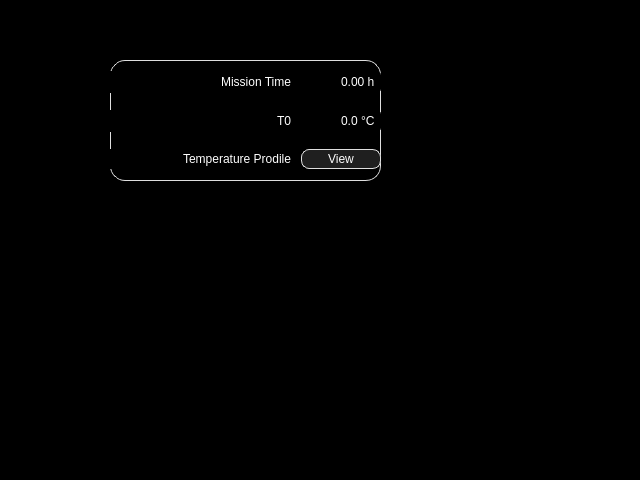
The window that UI/relParWgt.ui (AntonioRIcca/ARStool) describes before a commit, drawn with Qt 5.
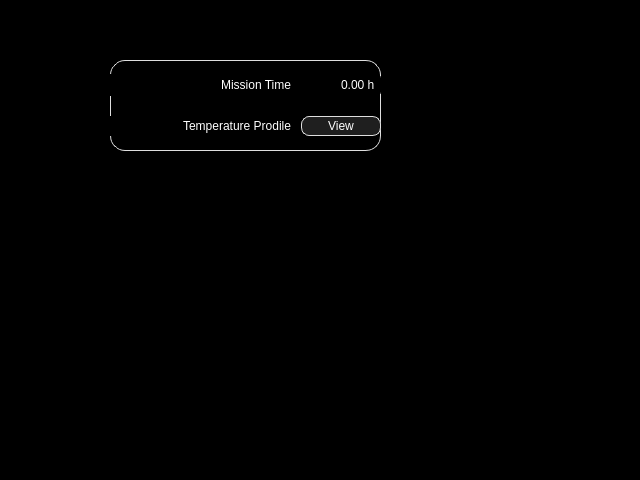
The same window after the commit.

```diff
--- a/UI/relParWgt.ui
+++ b/UI/relParWgt.ui
@@ -22,7 +22,7 @@
      <x>110</x>
      <y>60</y>
      <width>271</width>
-     <height>121</height>
+     <height>91</height>
     </rect>
    </property>
    <property name="styleSheet">
@@ -63,52 +63,7 @@
       </property>
      </widget>
     </item>
-    <item row="1" column="1">
-     <widget class="QDoubleSpinBox" name="T0Dsb">
-      <property name="alignment">
-       <set>Qt::AlignRight|Qt::AlignTrailing|Qt::AlignVCenter</set>
-      </property>
-      <property name="buttonSymbols">
-       <enum>QAbstractSpinBox::NoButtons</enum>
-      </property>
-      <property name="suffix">
-       <string> °C</string>
-      </property>
-      <property name="decimals">
-       <number>1</number>
-      </property>
-      <property name="minimum">
-       <double>-99.900000000000006</double>
-      </property>
-      <property name="maximum">
-       <double>99.900000000000006</double>
-      </property>
-     </widget>
-    </item>
-    <item row="0" column="1">
-     <widget class="QDoubleSpinBox" name="missionTimeDsb">
-      <property name="alignment">
-       <set>Qt::AlignRight|Qt::AlignTrailing|Qt::AlignVCenter</set>
-      </property>
-      <property name="buttonSymbols">
-       <enum>QAbstractSpinBox::NoButtons</enum>
-      </property>
-      <property name="suffix">
-       <string> h</string>
-      </property>
-     </widget>
-    </item>
     <item row="1" column="0">
-     <widget class="QLabel" name="T0Lbl">
-      <property name="text">
-       <string>T0</string>
-      </property>
-      <property name="alignment">
-       <set>Qt::AlignRight|Qt::AlignTrailing|Qt::AlignVCenter</set>
-      </property>
-     </widget>
-    </item>
-    <item row="2" column="0">
      <widget class="QLabel" name="tempProfLbl">
       <property name="text">
        <string>Temperature Prodile</string>
@@ -118,7 +73,7 @@
       </property>
      </widget>
     </item>
-    <item row="2" column="1">
+    <item row="1" column="1">
      <widget class="QPushButton" name="tempProfPb">
       <property name="minimumSize">
        <size>
@@ -137,6 +92,19 @@
       </property>
      </widget>
     </item>
+    <item row="0" column="1">
+     <widget class="QDoubleSpinBox" name="missionTimeDsb">
+      <property name="alignment">
+       <set>Qt::AlignRight|Qt::AlignTrailing|Qt::AlignVCenter</set>
+      </property>
+      <property name="buttonSymbols">
+       <enum>QAbstractSpinBox::NoButtons</enum>
+      </property>
+      <property name="suffix">
+       <string> h</string>
+      </property>
+     </widget>
+    </item>
    </layout>
   </widget>
  </widget>
```
